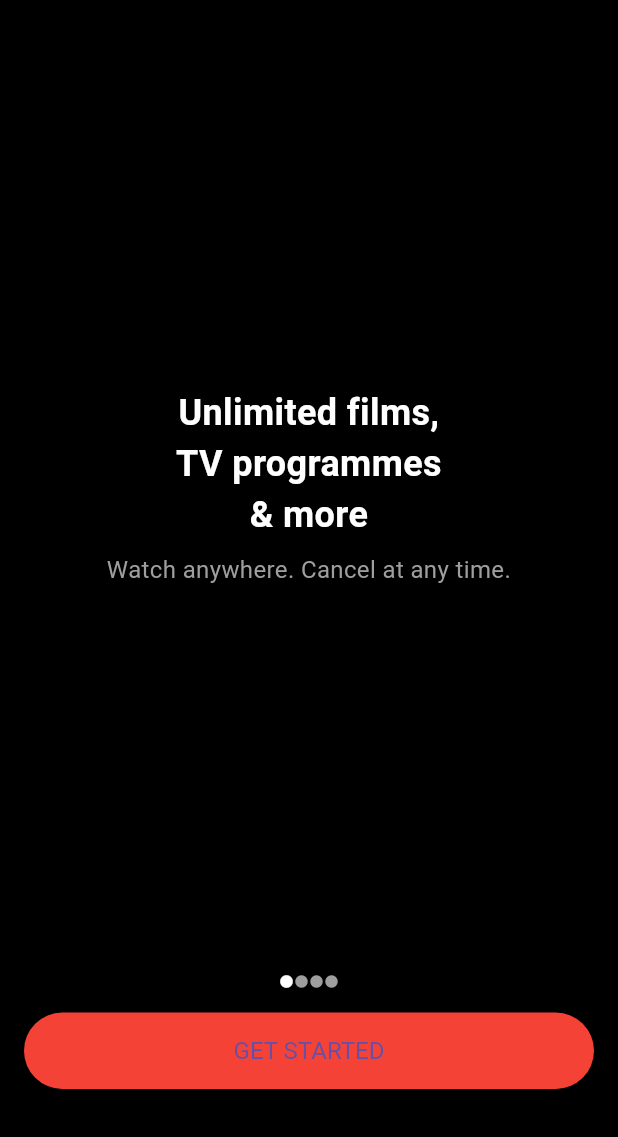
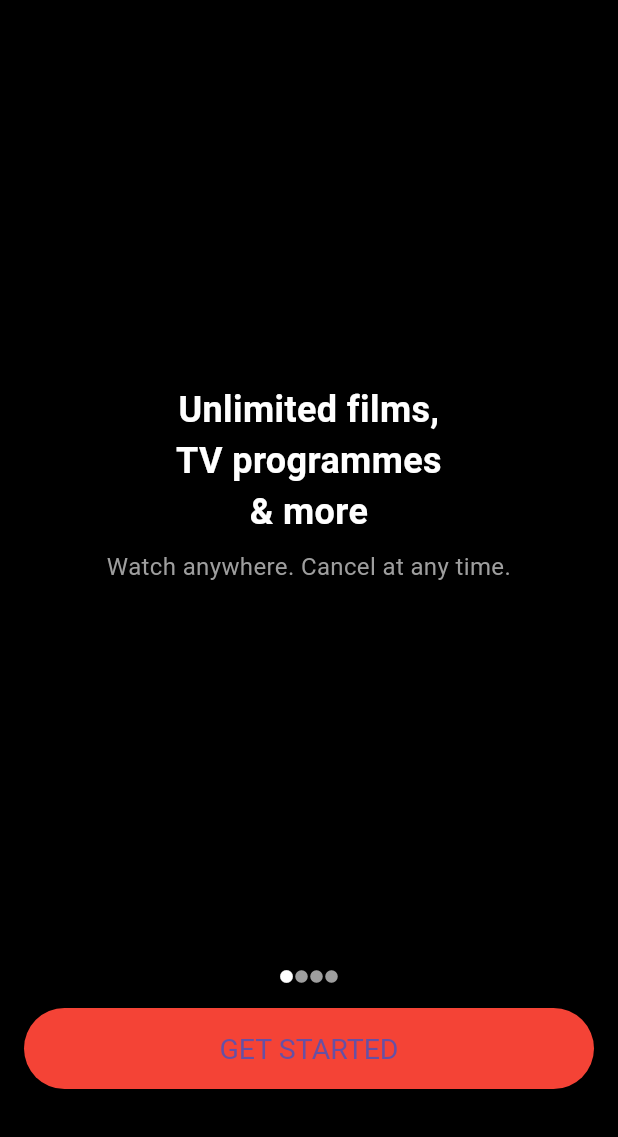
Before and after one commit to Programmingmonth/Netflix-Project, a Flutter app: the screen it shows after launch, on a phone screen of 412 x 824 dp, the part 99-1236 px from its top. Run offline on Flutter 3.47's test engine with Material 3 defaults, Android fonts, the light colour scheme and no system bars.

Commit message:
Initial commit

```diff
--- a/Roadmap.json
+++ b/Roadmap.json
@@ -7,5 +7,6 @@
 	],
 	"DATABASE" : [
 		"The database can be anything you want",
+		"Json database for plan flutter"
 	]
 }
--- a/netflix/lib/screens/second_screen.dart
+++ b/netflix/lib/screens/second_screen.dart
@@ -39,9 +39,9 @@ class SecondScreen extends StatelessWidget {
               child: ListView(
                 scrollDirection: Axis.horizontal,
                 children: <Widget>[
-                  _buildMovieCard('assets/images/movie1.png'),
-                  _buildMovieCard('assets/images/movie2.png'),
-                  _buildMovieCard('assets/images/movie3.png'),
+                  _buildMovieCard('assets/images/LittleBabyBumsGoBuster.jpg'),
+                  _buildMovieCard('assets/images/Extraction.jpg'),
+                  _buildMovieCard('assets/images/BossBaby.jpg'),
                 ],
               ),
             ),
--- a/netflix/lib/screens/welcome_screen.dart
+++ b/netflix/lib/screens/welcome_screen.dart
@@ -84,7 +84,7 @@ class WelcomeScreen extends StatelessWidget {
                       style: ElevatedButton.styleFrom(
                         backgroundColor: Colors.red,
                         padding: EdgeInsets.symmetric(vertical: 16),
-                        textStyle: TextStyle(fontSize: 16),
+                        textStyle: TextStyle(fontSize: 19),
                       ),
                     ),
                   ),
```
Also changed, not shown: netflix/assets/images/BossBaby.jpg (added), netflix/assets/images/Extraction.jpg (added), netflix/assets/images/LittleBabyBumsGoBuster.jpg (added).
